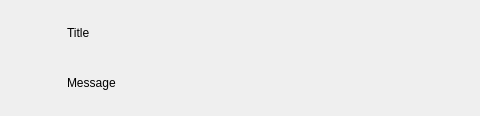
darrenedale/ReScribe, file src/ui/messagewidget.ui: the form before one commit; both pictures show x 0 to 480 and y 0 to 116 of the 782 by 116 pixel window.
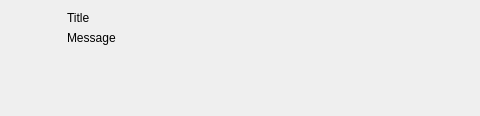
The form after the commit. Icons and pictures are not drawn.

What changed in the file:
```diff
--- a/src/ui/messagewidget.ui
+++ b/src/ui/messagewidget.ui
@@ -13,7 +13,7 @@
   <property name="windowTitle">
    <string>Form</string>
   </property>
-  <layout class="QHBoxLayout" name="horizontalLayout" stretch="0,1">
+  <layout class="QHBoxLayout" name="horizontalLayout" stretch="0,1,0">
    <item>
     <widget class="QLabel" name="icon">
      <property name="minimumSize">
@@ -43,6 +43,19 @@
        </property>
       </widget>
      </item>
+     <item>
+      <spacer name="verticalSpacer">
+       <property name="orientation">
+        <enum>Qt::Vertical</enum>
+       </property>
+       <property name="sizeHint" stdset="0">
+        <size>
+         <width>20</width>
+         <height>40</height>
+        </size>
+       </property>
+      </spacer>
+     </item>
     </layout>
    </item>
   </layout>
```
Left out of the diff: 13 changed lines with no effect on the pictures.
